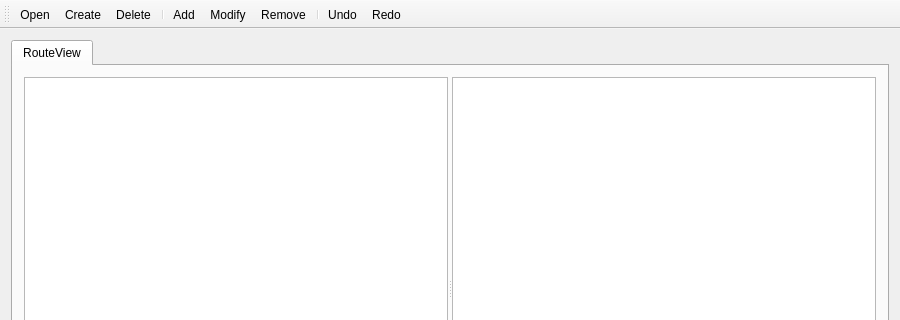
Old version of the form Sem_06/PPO/Lab_01/gui/forms/mainwindow.ui in the repository lieroz/University; both pictures show x 0 to 900 and y 0 to 320 of the 900 by 600 pixel window.
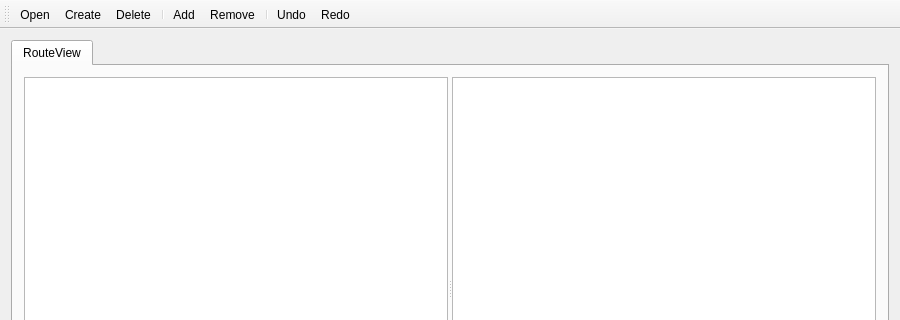
New version of the form.

Commit message: Added point delete method

```diff
--- a/Sem_06/PPO/Lab_01/gui/forms/mainwindow.ui
+++ b/Sem_06/PPO/Lab_01/gui/forms/mainwindow.ui
@@ -104,7 +104,6 @@
    <addaction name="actionDelete"/>
    <addaction name="separator"/>
    <addaction name="actionAdd"/>
-   <addaction name="actionModify"/>
    <addaction name="actionRemove"/>
    <addaction name="separator"/>
    <addaction name="actionUndo"/>
@@ -176,17 +175,6 @@
     <string>Ctrl+A</string>
    </property>
   </action>
-  <action name="actionModify">
-   <property name="text">
-    <string>Modify</string>
-   </property>
-   <property name="toolTip">
-    <string>Modify existing route point</string>
-   </property>
-   <property name="shortcut">
-    <string>Ctrl+M</string>
-   </property>
-  </action>
   <action name="actionRemove">
    <property name="text">
     <string>Remove</string>
```
The commit also changes 2 other files.
